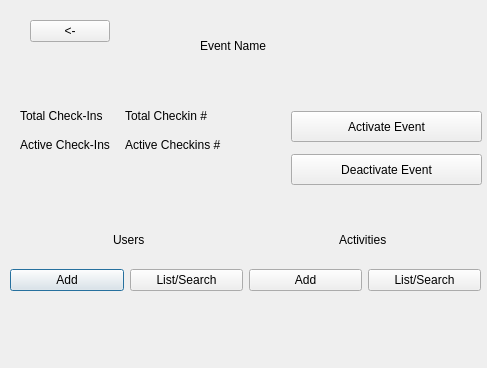
hanspistorstetson/ProjectRevamp, file gui/eventadminwindow.ui: the form before one commit.
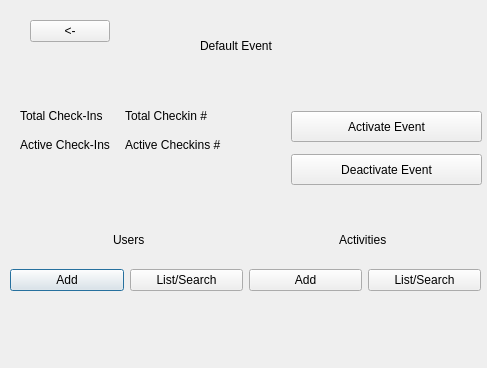
The form after the commit.

Commit message: removed create event capability

Diff of the .ui file:
```diff
--- a/gui/eventadminwindow.ui
+++ b/gui/eventadminwindow.ui
@@ -23,7 +23,7 @@
     </rect>
    </property>
    <property name="text">
-    <string>Event Name</string>
+    <string>Default Event</string>
    </property>
   </widget>
   <widget class="QWidget" name="layoutWidget">
```
The commit also changes 2 other files.
